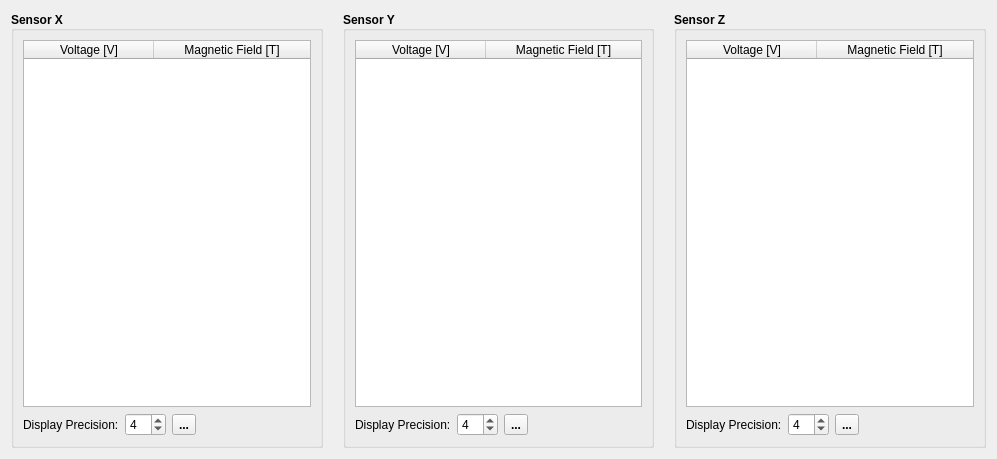
The window that hallbench/gui/ui/interpolationtabledialog.ui (lnls-ima/hall-bench-control) describes before a commit, drawn with Qt 5.
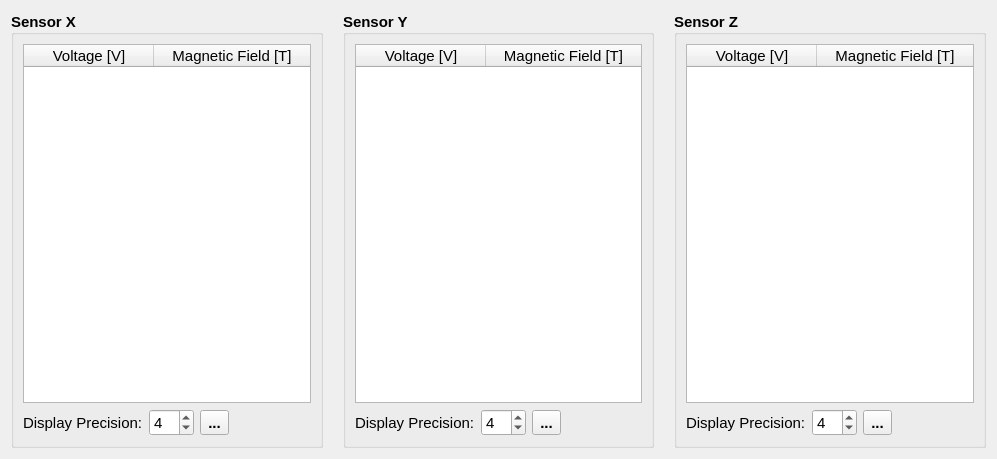
The same window after the commit. Icons and pictures are not drawn.

What changed in the file:
```diff
--- a/hallbench/gui/ui/interpolationtabledialog.ui
+++ b/hallbench/gui/ui/interpolationtabledialog.ui
@@ -10,6 +10,11 @@
     <height>459</height>
    </rect>
   </property>
+  <property name="font">
+   <font>
+    <pointsize>11</pointsize>
+   </font>
+  </property>
   <property name="windowTitle">
    <string>Calibration Data Table</string>
   </property>
```
